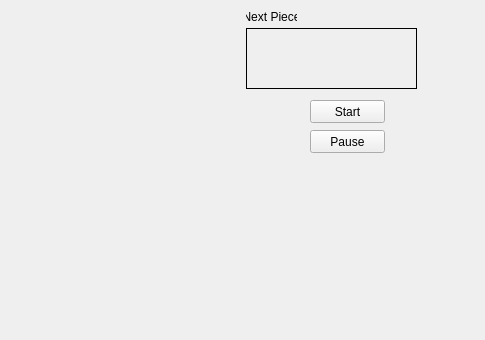
Old version of the form plugins/tetrisgame/GuiTetris.ui in the repository hwgao/beebeep.
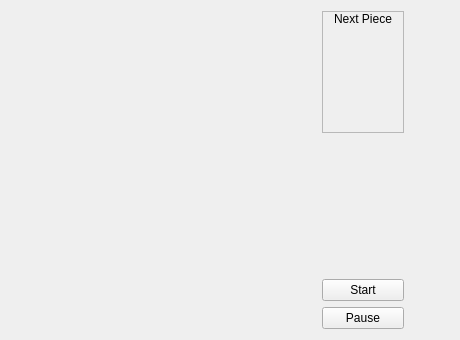
New version of the form. Custom widgets are drawn as their Qt base class.

```diff
--- a/plugins/tetrisgame/GuiTetris.ui
+++ b/plugins/tetrisgame/GuiTetris.ui
@@ -6,31 +6,58 @@
    <rect>
     <x>0</x>
     <y>0</y>
-    <width>485</width>
+    <width>460</width>
     <height>340</height>
    </rect>
   </property>
   <property name="windowTitle">
    <string>Form</string>
   </property>
+  <layout class="QGridLayout" name="gridLayout">
+   <item row="0" column="0">
+    <spacer name="horizontalSpacer_2">
+     <property name="orientation">
+      <enum>Qt::Horizontal</enum>
+     </property>
+     <property name="sizeHint" stdset="0">
+      <size>
+       <width>27</width>
+       <height>20</height>
+      </size>
+     </property>
+    </spacer>
+   </item>
+   <item row="0" column="1" rowspan="4">
   <widget class="TetrisBoard" name="mp_board">
-   <property name="geometry">
-    <rect>
-     <x>9</x>
-     <y>9</y>
-     <width>231</width>
-     <height>322</height>
-    </rect>
-   </property>
-  </widget>
+     <property name="minimumSize">
+      <size>
+       <width>260</width>
+       <height>0</height>
+      </size>
+     </property>
+    </widget>
+   </item>
+   <item row="0" column="2">
+    <widget class="QFrame" name="frame">
+     <property name="frameShape">
+      <enum>QFrame::StyledPanel</enum>
+     </property>
+     <property name="frameShadow">
+      <enum>QFrame::Raised</enum>
+     </property>
+     <layout class="QVBoxLayout" name="verticalLayout_2">
+      <property name="margin">
+       <number>0</number>
+      </property>
+      <item>
+       <layout class="QVBoxLayout" name="verticalLayout">
+        <item>
   <widget class="QLabel" name="mp_labelNextPieceString">
-   <property name="geometry">
-    <rect>
-     <x>246</x>
-     <y>9</y>
-     <width>51</width>
-     <height>16</height>
-    </rect>
+          <property name="sizePolicy">
+           <sizepolicy hsizetype="Preferred" vsizetype="Minimum">
+            <horstretch>0</horstretch>
+            <verstretch>0</verstretch>
+           </sizepolicy>
    </property>
    <property name="text">
     <string>Next Piece</string>
@@ -39,17 +66,17 @@
     <set>Qt::AlignCenter</set>
    </property>
   </widget>
+        </item>
+        <item>
   <widget class="QLabel" name="mp_labelNewPiece">
-   <property name="geometry">
-    <rect>
-     <x>246</x>
-     <y>28</y>
-     <width>171</width>
-     <height>61</height>
-    </rect>
+          <property name="minimumSize">
+           <size>
+            <width>80</width>
+            <height>100</height>
+           </size>
    </property>
    <property name="frameShape">
-    <enum>QFrame::Box</enum>
+           <enum>QFrame::NoFrame</enum>
    </property>
    <property name="frameShadow">
     <enum>QFrame::Plain</enum>
@@ -61,15 +88,40 @@
     <set>Qt::AlignCenter</set>
    </property>
   </widget>
+        </item>
+       </layout>
+      </item>
+     </layout>
+    </widget>
+   </item>
+   <item row="0" column="3" rowspan="2">
+    <spacer name="horizontalSpacer">
+     <property name="orientation">
+      <enum>Qt::Horizontal</enum>
+     </property>
+     <property name="sizeHint" stdset="0">
+      <size>
+       <width>27</width>
+       <height>196</height>
+      </size>
+     </property>
+    </spacer>
+   </item>
+   <item row="1" column="2">
+    <spacer name="verticalSpacer_2">
+     <property name="orientation">
+      <enum>Qt::Vertical</enum>
+     </property>
+     <property name="sizeHint" stdset="0">
+      <size>
+       <width>68</width>
+       <height>132</height>
+      </size>
+     </property>
+    </spacer>
+   </item>
+   <item row="2" column="2">
   <widget class="QPushButton" name="mp_pbStart">
-   <property name="geometry">
-    <rect>
-     <x>310</x>
-     <y>100</y>
-     <width>75</width>
-     <height>23</height>
-    </rect>
-   </property>
    <property name="focusPolicy">
     <enum>Qt::NoFocus</enum>
    </property>
@@ -77,15 +129,9 @@
     <string>Start</string>
    </property>
   </widget>
+   </item>
+   <item row="3" column="2">
   <widget class="QPushButton" name="mp_pbPause">
-   <property name="geometry">
-    <rect>
-     <x>310</x>
-     <y>130</y>
-     <width>75</width>
-     <height>23</height>
-    </rect>
-   </property>
    <property name="focusPolicy">
     <enum>Qt::NoFocus</enum>
    </property>
@@ -93,6 +139,8 @@
     <string>Pause</string>
    </property>
   </widget>
+   </item>
+  </layout>
  </widget>
  <customwidgets>
   <customwidget>
```
Lines whose indentation alone changed are shown as unchanged.
